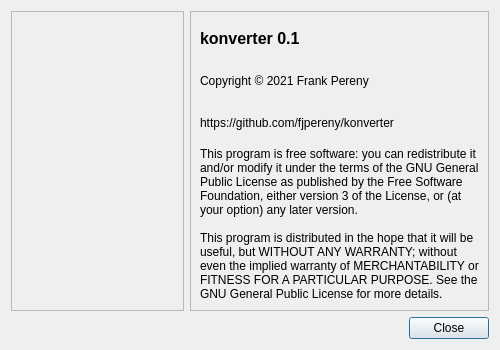
Before: the Qt Designer form aboutdialog.ui in fjpereny/konverter, drawn with Qt 5.
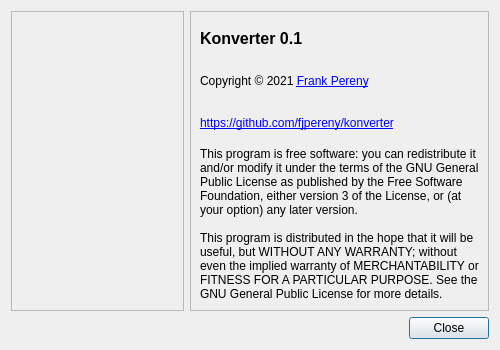
After: the same form once the commit is applied.

Patch:
```diff
--- a/aboutdialog.ui
+++ b/aboutdialog.ui
@@ -45,7 +45,7 @@
            </font>
           </property>
           <property name="text">
-           <string>konverter 0.1</string>
+           <string>Konverter 0.1</string>
           </property>
           <property name="textInteractionFlags">
            <set>Qt::LinksAccessibleByMouse|Qt::TextSelectableByKeyboard|Qt::TextSelectableByMouse</set>
@@ -55,7 +55,7 @@
         <item>
          <widget class="QLabel" name="label_2">
           <property name="text">
-           <string>Copyright © 2021 Frank Pereny</string>
+           <string>Copyright © 2021 &lt;a href=&quot;mailto:fjpereny@gmail.com&quot;&gt;Frank Pereny&lt;/a&gt;</string>
           </property>
           <property name="textInteractionFlags">
            <set>Qt::LinksAccessibleByMouse|Qt::TextSelectableByKeyboard|Qt::TextSelectableByMouse</set>
@@ -65,7 +65,7 @@
         <item>
          <widget class="QLabel" name="label_4">
           <property name="text">
-           <string>https://github.com/fjpereny/konverter</string>
+           <string>&lt;a href=&quot;https://github.com/fjpereny/konverter&quot;&gt;https://github.com/fjpereny/konverter&lt;/a&gt;</string>
           </property>
           <property name="openExternalLinks">
            <bool>true</bool>
```
